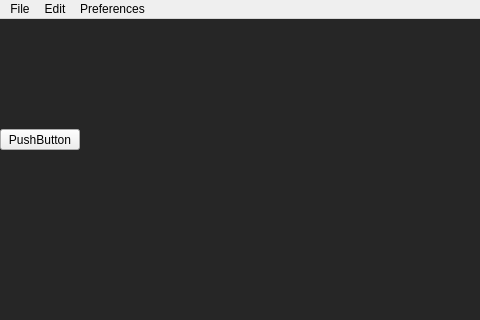
Qt form mainwindow.ui (Furgololo1/FC) before a commit; both pictures show x 0 to 480 and y 0 to 320 of the 800 by 600 pixel window.
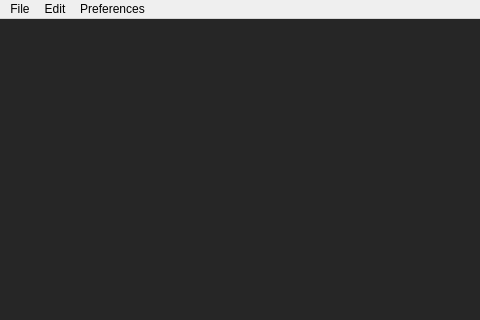
The same form after that commit.

```diff
--- a/mainwindow.ui
+++ b/mainwindow.ui
@@ -30,19 +30,6 @@
      </rect>
     </property>
    </widget>
-   <widget class="QPushButton" name="pushButton">
-    <property name="geometry">
-     <rect>
-      <x>0</x>
-      <y>110</y>
-      <width>80</width>
-      <height>21</height>
-     </rect>
-    </property>
-    <property name="text">
-     <string>PushButton</string>
-    </property>
-   </widget>
   </widget>
   <widget class="QMenuBar" name="menubar">
    <property name="geometry">
```
